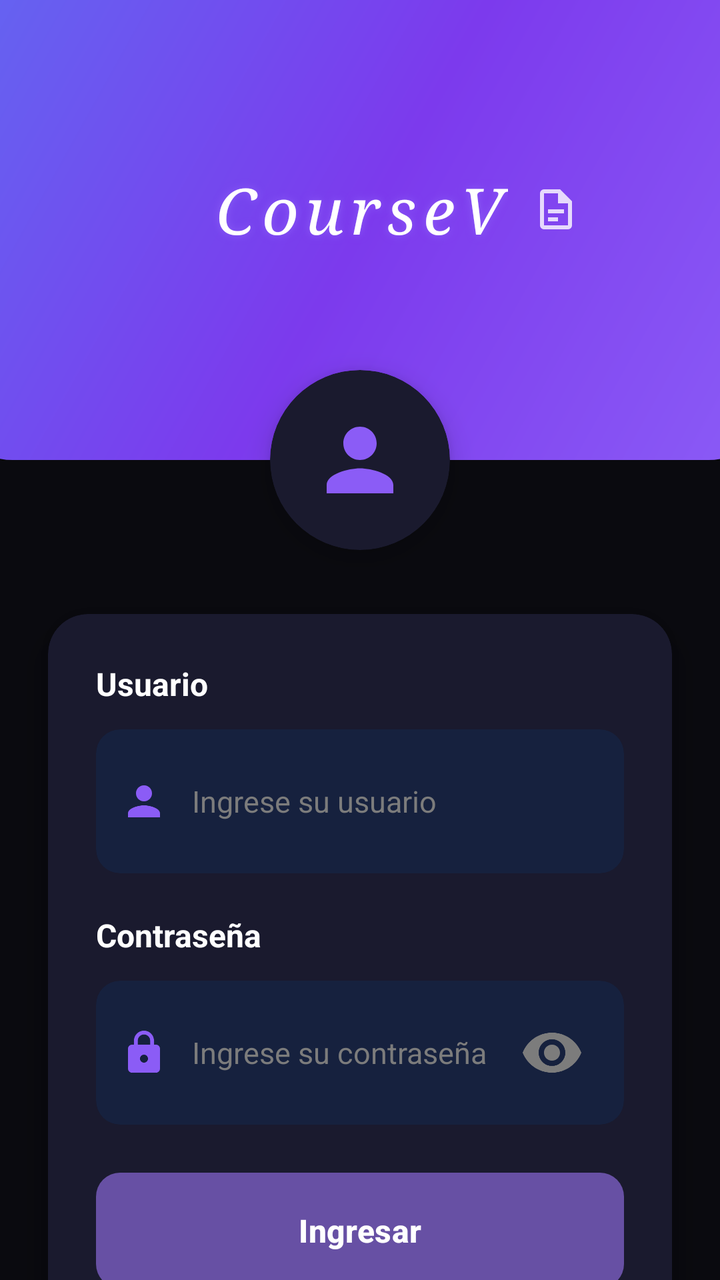
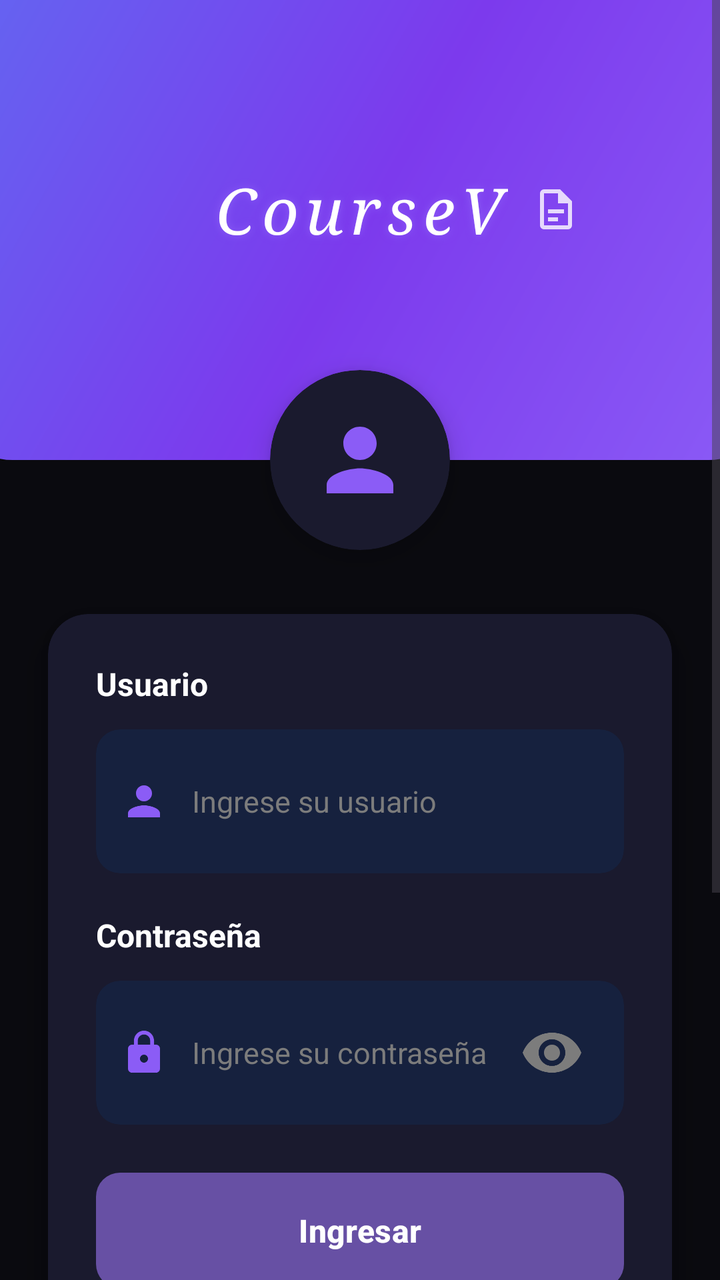

Compare the two renders of this Android layout. The source of the first and the diff that turns it into the second are given below.
<!-- AndroidManifest.xml: application theme Theme.CourseV -->
<!-- res/layout/fragment_login.xml -->
<?xml version="1.0" encoding="utf-8"?>
<androidx.constraintlayout.widget.ConstraintLayout xmlns:android="http://schemas.android.com/apk/res/android"
    xmlns:app="http://schemas.android.com/apk/res-auto"
    xmlns:tools="http://schemas.android.com/tools"
    android:layout_width="match_parent"
    android:layout_height="match_parent"
    android:background="#0A0A0F"
    tools:context=".ui.LoginFragment">

    
    <View
        android:id="@+id/particle1"
        android:layout_width="8dp"
        android:layout_height="8dp"
        android:background="@drawable/circle_purple_glow"
        android:alpha="0.6"
        app:layout_constraintStart_toStartOf="parent"
        app:layout_constraintTop_toTopOf="parent"
        android:layout_marginStart="50dp"
        android:layout_marginTop="100dp" />

    <View
        android:id="@+id/particle2"
        android:layout_width="6dp"
        android:layout_height="6dp"
        android:background="@drawable/circle_purple_glow"
        android:alpha="0.4"
        app:layout_constraintEnd_toEndOf="parent"
        app:layout_constraintTop_toTopOf="parent"
        android:layout_marginEnd="80dp"
        android:layout_marginTop="180dp" />

    <View
        android:id="@+id/particle3"
        android:layout_width="10dp"
        android:layout_height="10dp"
        android:background="@drawable/circle_purple_glow"
        android:alpha="0.3"
        app:layout_constraintStart_toStartOf="parent"
        app:layout_constraintBottom_toBottomOf="parent"
        android:layout_marginStart="120dp"
        android:layout_marginBottom="200dp" />

    
    <View
        android:id="@+id/topBackground"
        android:layout_width="412dp"
        android:layout_height="230dp"
        android:background="@drawable/gradient_header_login"
        app:layout_constraintEnd_toEndOf="parent"
        app:layout_constraintHeight_percent="0.35"
        app:layout_constraintStart_toStartOf="parent"
        app:layout_constraintTop_toTopOf="parent" />

    
    <TextView
        android:id="@+id/courseTitleText"
        android:layout_width="wrap_content"
        android:layout_height="wrap_content"
        android:text="CourseV"
        android:textSize="32sp"
        android:textColor="#FFFFFF"
        android:textStyle="italic"
        android:fontFamily="serif"
        android:letterSpacing="0.1"
        android:shadowColor="#8B5CF6"
        android:shadowRadius="10"
        android:shadowDx="0"
        android:shadowDy="0"
        app:layout_constraintStart_toStartOf="parent"
        app:layout_constraintEnd_toEndOf="parent"
        app:layout_constraintTop_toTopOf="@+id/topBackground"
        app:layout_constraintBottom_toTopOf="@+id/profileIconContainer"
        android:layout_marginTop="24dp" />

    
    <ImageView
        android:id="@+id/codeIcon"
        android:layout_width="24dp"
        android:layout_height="24dp"
        android:src="@drawable/ic_code"
        app:tint="#FFFFFF"
        android:alpha="0.8"
        app:layout_constraintStart_toEndOf="@+id/courseTitleText"
        app:layout_constraintTop_toTopOf="@+id/courseTitleText"
        app:layout_constraintBottom_toBottomOf="@+id/courseTitleText"
        android:layout_marginStart="12dp"
        android:contentDescription="Code icon" />

    
    <androidx.cardview.widget.CardView
        android:id="@+id/profileIconContainer"
        android:layout_width="90dp"
        android:layout_height="90dp"
        app:cardBackgroundColor="#1A1A2E"
        app:cardCornerRadius="45dp"
        app:cardElevation="8dp"
        app:layout_constraintBottom_toBottomOf="@+id/topBackground"
        app:layout_constraintEnd_toEndOf="parent"
        app:layout_constraintStart_toStartOf="parent"
        app:layout_constraintTop_toBottomOf="@+id/topBackground"
        android:background="@drawable/glow_border_login">

        <ImageView
            android:id="@+id/profileIcon"
            android:layout_width="match_parent"
            android:layout_height="match_parent"
            android:padding="20dp"
            android:src="@drawable/ic_person"
            app:tint="#8B5CF6"
            android:contentDescription="Profile icon" />
    </androidx.cardview.widget.CardView>

    
    <androidx.cardview.widget.CardView
        android:id="@+id/loginCard"
        android:layout_width="0dp"
        android:layout_height="wrap_content"
        android:layout_marginStart="24dp"
        android:layout_marginTop="32dp"
        android:layout_marginEnd="24dp"
        app:cardBackgroundColor="#1A1A2E"
        app:cardCornerRadius="20dp"
        app:cardElevation="12dp"
        app:layout_constraintEnd_toEndOf="parent"
        app:layout_constraintStart_toStartOf="parent"
        app:layout_constraintTop_toBottomOf="@+id/profileIconContainer">

        <LinearLayout
            android:layout_width="match_parent"
            android:layout_height="wrap_content"
            android:orientation="vertical"
            android:padding="24dp">

            
            <TextView
                android:layout_width="wrap_content"
                android:layout_height="wrap_content"
                android:text="Usuario"
                android:textColor="#FFFFFF"
                android:textSize="16sp"
                android:textStyle="bold"
                android:layout_marginBottom="8dp" />

            <androidx.cardview.widget.CardView
                android:layout_width="match_parent"
                android:layout_height="wrap_content"
                android:layout_marginTop="4dp"
                app:cardCornerRadius="12dp"
                app:cardElevation="0dp"
                app:cardBackgroundColor="#16213E">

                <LinearLayout
                    android:layout_width="match_parent"
                    android:layout_height="wrap_content"
                    android:gravity="center_vertical"
                    android:orientation="horizontal"
                    android:padding="12dp">

                    <ImageView
                        android:layout_width="24dp"
                        android:layout_height="24dp"
                        android:src="@drawable/ic_person"
                        app:tint="#8B5CF6"
                        android:contentDescription="User icon" />

                    <EditText
                        android:id="@+id/usernameEditText"
                        android:layout_width="match_parent"
                        android:layout_height="wrap_content"
                        android:layout_marginStart="12dp"
                        android:background="@null"
                        android:hint="Ingrese su usuario"
                        android:textColorHint="#7C7C7C"
                        android:textColor="#FFFFFF"
                        android:inputType="text"
                        android:textSize="15sp"
                        android:minHeight="48dp"
                        android:paddingTop="8dp"
                        android:paddingBottom="8dp" />
                </LinearLayout>
            </androidx.cardview.widget.CardView>

            
            <TextView
                android:layout_width="wrap_content"
                android:layout_height="wrap_content"
                android:layout_marginTop="20dp"
                android:text="Contraseña"
                android:textColor="#FFFFFF"
                android:textSize="16sp"
                android:textStyle="bold"
                android:layout_marginBottom="8dp" />

            <androidx.cardview.widget.CardView
                android:layout_width="match_parent"
                android:layout_height="wrap_content"
                android:layout_marginTop="4dp"
                app:cardCornerRadius="12dp"
                app:cardElevation="0dp"
                app:cardBackgroundColor="#16213E">

                <LinearLayout
                    android:layout_width="match_parent"
                    android:layout_height="wrap_content"
                    android:gravity="center_vertical"
                    android:orientation="horizontal"
                    android:padding="12dp">

                    <ImageView
                        android:layout_width="24dp"
                        android:layout_height="24dp"
                        android:src="@drawable/ic_lock"
                        app:tint="#8B5CF6"
                        android:contentDescription="Password icon" />

                    <EditText
                        android:id="@+id/passwordEditText"
                        android:layout_width="0dp"
                        android:layout_height="wrap_content"
                        android:layout_marginStart="12dp"
                        android:layout_weight="1"
                        android:background="@null"
                        android:hint="Ingrese su contraseña"
                        android:textColorHint="#7C7C7C"
                        android:textColor="#FFFFFF"
                        android:inputType="textPassword"
                        android:textSize="15sp"
                        android:minHeight="48dp"
                        android:paddingTop="8dp"
                        android:paddingBottom="8dp" />

                    <ImageView
                        android:id="@+id/togglePasswordVisibility"
                        android:layout_width="48dp"
                        android:layout_height="48dp"
                        android:padding="8dp"
                        android:src="@drawable/ic_visibility"
                        app:tint="#7C7C7C"
                        android:contentDescription="Toggle password visibility" />
                </LinearLayout>
            </androidx.cardview.widget.CardView>

            
            <Button
                android:id="@+id/loginButton"
                android:layout_width="match_parent"
                android:layout_height="wrap_content"
                android:layout_marginTop="24dp"
                android:background="@drawable/button_gradient_purple"
                android:padding="14dp"
                android:text="Ingresar"
                android:textAllCaps="false"
                android:textColor="#FFFFFF"
                android:textSize="16sp"
                android:textStyle="bold"
                android:elevation="4dp" />

            
            <LinearLayout
                android:layout_width="match_parent"
                android:layout_height="wrap_content"
                android:layout_marginTop="16dp"
                android:layout_marginBottom="16dp"
                android:gravity="center"
                android:orientation="horizontal">

                <View
                    android:layout_width="0dp"
                    android:layout_height="1dp"
                    android:layout_weight="1"
                    android:background="#33FFFFFF" />

                <TextView
                    android:layout_width="wrap_content"
                    android:layout_height="wrap_content"
                    android:layout_marginHorizontal="12dp"
                    android:text="O"
                    android:textColor="#80FFFFFF"
                    android:textSize="12sp" />

                <View
                    android:layout_width="0dp"
                    android:layout_height="1dp"
                    android:layout_weight="1"
                    android:background="#33FFFFFF" />
            </LinearLayout>

            
            <com.google.android.material.button.MaterialButton
                android:id="@+id/googleLoginButton"
                android:layout_width="match_parent"
                android:layout_height="wrap_content"
                android:backgroundTint="#FFFFFF"
                android:padding="12dp"
                android:text="Continuar con Google"
                android:textAllCaps="false"
                android:textColor="#000000"
                android:textSize="14sp"
                android:textStyle="bold"
                app:icon="@drawable/ic_google"
                app:iconGravity="textStart"
                app:iconPadding="8dp"
                app:iconTint="@null"
                app:strokeColor="#DDDDDD"
                app:strokeWidth="1dp"
                style="@style/Widget.MaterialComponents.Button.OutlinedButton" />

            
            <TextView
                android:id="@+id/forgotPasswordTextView"
                android:layout_width="wrap_content"
                android:layout_height="wrap_content"
                android:layout_gravity="center"
                android:layout_marginTop="16dp"
                android:text="¿Olvidaste tu contraseña?"
                android:textColor="#8B5CF6"
                android:textSize="14sp"
                android:textStyle="italic" />

            
            <com.google.android.material.button.MaterialButton
                android:id="@+id/registerButton"
                android:layout_width="match_parent"
                android:layout_height="wrap_content"
                android:layout_marginTop="16dp"
                android:backgroundTint="#16213E"
                android:padding="12dp"
                android:text="¿No tienes una cuenta? Regístrate"
                android:textAllCaps="false"
                android:textColor="#8B5CF6"
                android:textSize="14sp"
                app:strokeColor="#8B5CF6"
                app:strokeWidth="2dp"
                style="@style/Widget.MaterialComponents.Button.OutlinedButton" />
        </LinearLayout>
    </androidx.cardview.widget.CardView>

    
    <LinearLayout
        android:id="@+id/registerPersonaContainer"
        android:layout_width="wrap_content"
        android:layout_height="wrap_content"
        android:orientation="horizontal"
        android:layout_marginTop="16dp"
        android:gravity="center"
        app:layout_constraintTop_toBottomOf="@+id/loginCard"
        app:layout_constraintStart_toStartOf="parent"
        app:layout_constraintEnd_toEndOf="parent">

        <TextView
            android:layout_width="wrap_content"
            android:layout_height="wrap_content"
            android:text="¿Nunca te has registrado? "
            android:textColor="#CCCCCC" />

        <TextView
            android:id="@+id/goToRegisterPersonaTextView"
            android:layout_width="wrap_content"
            android:layout_height="wrap_content"
            android:text="Crear perfil"
            android:textColor="#8B5CF6"
            android:textStyle="bold"
            android:padding="8dp" />
    </LinearLayout>

</androidx.constraintlayout.widget.ConstraintLayout>
<!-- resources referenced by this layout -->
<resources>
  <!-- drawable button_gradient_purple (drawable) -->
  <?xml version="1.0" encoding="utf-8"?>
  <shape xmlns:android="http://schemas.android.com/apk/res/android">
      <gradient
          android:startColor="#8B5CF6"
          android:centerColor="#A855F7"
          android:endColor="#7C3AED"
          android:angle="45"
          android:type="linear" />
      <corners android:radius="12dp" />
  </shape>
  <!-- drawable circle_purple_glow (drawable) -->
  <?xml version="1.0" encoding="utf-8"?>
  <shape xmlns:android="http://schemas.android.com/apk/res/android"
      android:shape="oval">
      <solid android:color="#8B5CF6" />
      <stroke android:width="2dp" android:color="#A855F7" />
  </shape>
  <!-- drawable glow_border_login (drawable) -->
  <?xml version="1.0" encoding="utf-8"?>
  <shape xmlns:android="http://schemas.android.com/apk/res/android"
      android:shape="rectangle">
      <stroke android:width="2dp" android:color="#8B5CF6" />
      <corners android:radius="45dp" />
      <gradient
          android:startColor="#00000000"
          android:centerColor="#408B5CF6"
          android:endColor="#00000000"
          android:type="radial"
          android:gradientRadius="50dp" />
  </shape>
  <!-- drawable gradient_header_login (drawable) -->
  <?xml version="1.0" encoding="utf-8"?>
  <shape xmlns:android="http://schemas.android.com/apk/res/android">
      <gradient
          android:startColor="#8B5CF6"
          android:centerColor="#7C3AED"
          android:endColor="#6366F1"
          android:angle="135"
          android:type="linear" />
      <corners android:bottomLeftRadius="32dp"
          android:bottomRightRadius="32dp" />
  </shape>
  <!-- drawable ic_code (drawable) -->
  <vector xmlns:android="http://schemas.android.com/apk/res/android"
      android:width="24dp"
      android:height="24dp"
      android:viewportWidth="24"
      android:viewportHeight="24">
    <path
        android:fillColor="#FFFFFF"
        android:pathData="M14,2H6A2,2 0 0,0 4,4V20A2,2 0 0,0 6,22H18A2,2 0 0,0 20,20V8L14,2M18,20H6V4H13V9H18V20Z"/>
    <path
        android:fillColor="#FFFFFF"
        android:pathData="M8,12H16V14H8V12M8,16H13V18H8V16Z"/>
  </vector>
  <!-- drawable ic_person (drawable) -->
  <vector xmlns:android="http://schemas.android.com/apk/res/android"
      android:width="24dp"
      android:height="24dp"
      android:viewportWidth="24"
      android:viewportHeight="24">
      <path
          android:fillColor="#000000"
          android:pathData="M12,12c2.21,0 4,-1.79 4,-4s-1.79,-4 -4,-4 -4,1.79 -4,4 1.79,4 4,4zM12,14c-2.67,0 -8,1.34 -8,4v2h16v-2c0,-2.66 -5.33,-4 -8,-4z" />
  </vector>
  <!-- drawable ic_visibility (drawable) -->
  <vector xmlns:android="http://schemas.android.com/apk/res/android"
      android:width="24dp"
      android:height="24dp"
      android:viewportWidth="24"
      android:viewportHeight="24">
      <path
          android:fillColor="#000000"
          android:pathData="M12,4.5C7,4.5 2.73,7.61 1,12c1.73,4.39 6,7.5 11,7.5s9.27,-3.11 11,-7.5c-1.73,-4.39 -6,-7.5 -11,-7.5zM12,17c-2.76,0 -5,-2.24 -5,-5s2.24,-5 5,-5 5,2.24 5,5 -2.24,5 -5,5zM12,9c-1.66,0 -3,1.34 -3,3s1.34,3 3,3 3,-1.34 3,-3 -1.34,-3 -3,-3z" />
  </vector>
  <style name="Theme.CourseV" parent="Base.Theme.CourseV" />
  <style name="Base.Theme.CourseV" parent="Theme.Material3.DayNight.NoActionBar">
          
          
          
          
          <item name="appBarLayoutStyle">@style/Widget.App.AppBarLayout</item>
          <item name="collapsingToolbarLayoutStyle">@style/Widget.App.CollapsingToolbar</item>
      </style>
  <style name="Widget.App.AppBarLayout" parent="Widget.Material3.AppBarLayout">
          <item name="android:background">#000000</item>
          <item name="liftOnScroll">false</item>
          <item name="elevation">0dp</item>
      </style>
  <style name="Widget.App.CollapsingToolbar" parent="Widget.Material3.CollapsingToolbar">
          <item name="android:background">#000000</item>
          <item name="contentScrim">#000000</item>
          <item name="statusBarScrim">#000000</item>
      </style>
  <!-- unchanged entries left out for length: 2 -->
</resources>

<!-- the commit's change to res/layout/fragment_login.xml (unified diff, before → after) -->
@@ -1,11 +1,17 @@
 <?xml version="1.0" encoding="utf-8"?>
-<androidx.constraintlayout.widget.ConstraintLayout xmlns:android="http://schemas.android.com/apk/res/android"
+<ScrollView xmlns:android="http://schemas.android.com/apk/res/android"
     xmlns:app="http://schemas.android.com/apk/res-auto"
     xmlns:tools="http://schemas.android.com/tools"
     android:layout_width="match_parent"
     android:layout_height="match_parent"
     android:background="#0A0A0F"
+    android:fillViewport="true"
     tools:context=".ui.LoginFragment">
+
+<androidx.constraintlayout.widget.ConstraintLayout
+    android:layout_width="match_parent"
+    android:layout_height="wrap_content"
+    android:paddingBottom="24dp">
 
     
     <View
@@ -336,32 +342,6 @@
         </LinearLayout>
     </androidx.cardview.widget.CardView>
 
-    
-    <LinearLayout
-        android:id="@+id/registerPersonaContainer"
-        android:layout_width="wrap_content"
-        android:layout_height="wrap_content"
-        android:orientation="horizontal"
-        android:layout_marginTop="16dp"
-        android:gravity="center"
-        app:layout_constraintTop_toBottomOf="@+id/loginCard"
-        app:layout_constraintStart_toStartOf="parent"
-        app:layout_constraintEnd_toEndOf="parent">
-
-        <TextView
-            android:layout_width="wrap_content"
-            android:layout_height="wrap_content"
-            android:text="¿Nunca te has registrado? "
-            android:textColor="#CCCCCC" />
-
-        <TextView
-            android:id="@+id/goToRegisterPersonaTextView"
-            android:layout_width="wrap_content"
-            android:layout_height="wrap_content"
-            android:text="Crear perfil"
-            android:textColor="#8B5CF6"
-            android:textStyle="bold"
-            android:padding="8dp" />
-    </LinearLayout>
 
 </androidx.constraintlayout.widget.ConstraintLayout>
+</ScrollView>
